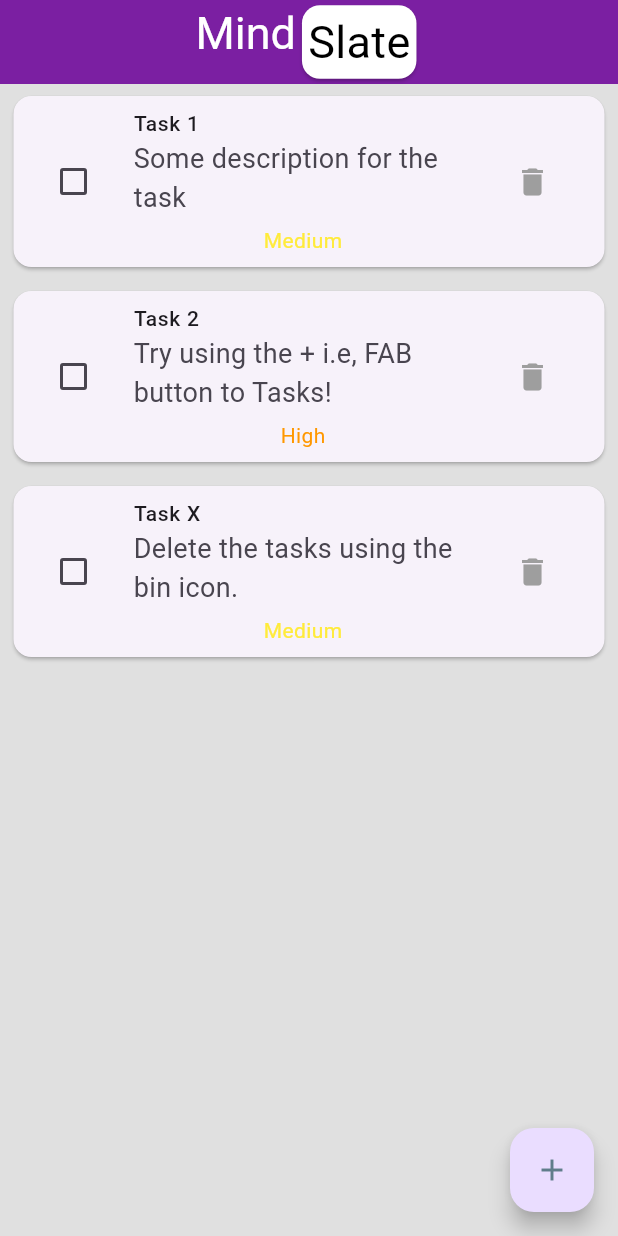
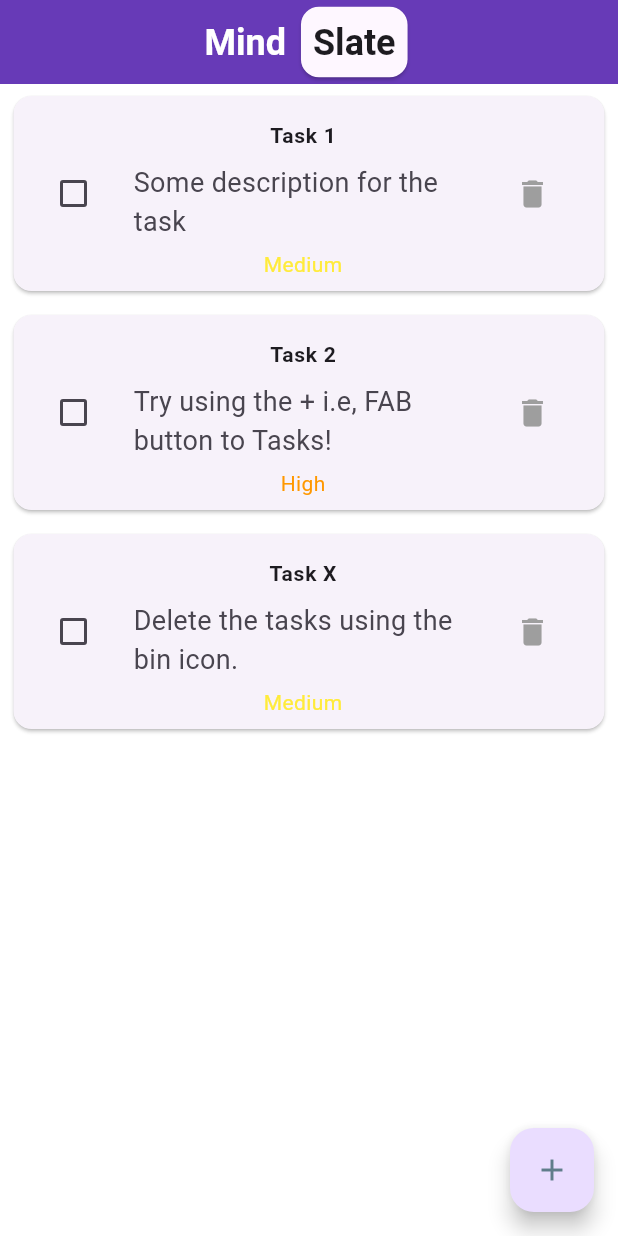
Before and after one commit to Pixel-Code-Hub206/MindSlate, a Flutter app: the screen it shows after launch, on a phone screen of 412 x 824 dp. Run offline on Flutter 3.47's test engine with Material 3 defaults, Android fonts, the phone set to English and light mode, and no system bars; our stand-ins replace device_preview; Roboto replaces fonts that are missing (Poppins).

Commit message:
Changed the ThemeData. Changed the AppBar Style. Changed the UI to be more adaptive

```diff
--- a/lib/pages/home_screen.dart
+++ b/lib/pages/home_screen.dart
@@ -25,40 +25,35 @@ class _HomeState extends State<Home> {
   @override
   Widget build(BuildContext context) {
     return Scaffold(
-        backgroundColor: Colors.grey[300],
+        backgroundColor: Theme.of(context).scaffoldBackgroundColor,
         appBar: AppBar(
-          title: Center(
-            child: RichText(
-               text: TextSpan(
-                    children:[
-                      TextSpan(
-                          text: "Mind",
-                          style: TextStyle(
-                            color: Colors.white,
-                            fontSize: 30.0,
+          // backgroundColor: Theme.of(context).colorScheme.onPrimary,
+          title: Row(
+            mainAxisAlignment: MainAxisAlignment.center,
+            children: [
+              Text(
+                  'Mind',
+                style: Theme.of(context).textTheme.headlineMedium?.copyWith(
+                  color: Theme.of(context).colorScheme.onPrimary,
+                  fontWeight: FontWeight.w600,
                 ),
               ),
-                      WidgetSpan(
-                        alignment: PlaceholderAlignment.middle,
-                        child: Card(
-                          color: Colors.white,
+              SizedBox(width: 6),
+              Card(
+                color: Theme.of(context).colorScheme.surface,
                child: Padding(
-                              padding: EdgeInsets.symmetric(vertical: 3.0, horizontal: 4.0),
+                 padding: const EdgeInsets.all(8.0),
                  child: Text(
-                                "Slate",
-                              style: TextStyle(
-                                fontSize: 30.0,
-                                color: Colors.black,
-                              ),
+                     'Slate',
+                   style: Theme.of(context).textTheme.headlineMedium?.copyWith(
+                     color: Theme.of(context).colorScheme.onSurface,
+                     fontWeight: FontWeight.w700,
                    ),
                  ),
                ),
               ),
             ],
           ),
-            ),
-          ),
-          backgroundColor: Colors.purple[700],
         ),
 
         body: ListView.builder(
@@ -74,15 +69,17 @@ class _HomeState extends State<Home> {
                         },
                     ),
 
-                      title: Text(
-                        _tasks[index].isTitle,   //Task Heading
-                        // style: TextStyle(  // //Optional if one wants to strike the headers
-                        //   fontSize: 18.0,
-                        //   decoration: _tasks[index].isDone  //If the task is finished
-                        //       ? TextDecoration.lineThrough    //Strike it!
-                        //       : TextDecoration.none,
-                        //   decorationThickness: _tasks[index].isDone ? 2 : null,
-                        // ),
+                      title: Padding(
+                        padding: const EdgeInsets.all(8.0),
+                        child: Align(
+                          alignment: Alignment.center,
+                          child: Text(
+                            _tasks[index].isTitle,
+                            style: TextStyle(
+                              fontWeight: FontWeight.bold,
+                            ),
+                          ),
+                        ),
                       ),
 
                     subtitle: Column(
--- a/lib/utils/theme/app_theme.dart
+++ b/lib/utils/theme/app_theme.dart
@@ -18,7 +18,7 @@ class AppTheme{
    useMaterial3: true,
    fontFamily: 'Poppins',
    brightness: Brightness.dark,
-   primaryColor: Colors.blue,
+   primaryColor: Colors.black,
    scaffoldBackgroundColor: Colors.black,
    textTheme: AppTextTheme.darkTextTheme,
    appBarTheme: MAppBarTheme.darkAppBarTheme,
--- a/lib/utils/theme/custom_themes/appBar_theme.dart
+++ b/lib/utils/theme/custom_themes/appBar_theme.dart
@@ -7,17 +7,17 @@ class MAppBarTheme{
   static const lightAppBarTheme = AppBarThemeData(
     elevation: 0,
     centerTitle: false,
-    backgroundColor: Colors.transparent,
-    surfaceTintColor: Colors.transparent,
+    backgroundColor: Colors.deepPurple,
+    // surfaceTintColor: Colors.transparent,
     iconTheme: IconThemeData(color: Colors.white, size: 24.0),
     titleTextStyle: TextStyle(fontSize: 24.0, fontWeight: FontWeight.w600, color: Colors.white),
   );
   static const darkAppBarTheme = AppBarThemeData(
     elevation: 0,
     centerTitle: false,
-    backgroundColor: Colors.transparent,
-    surfaceTintColor: Colors.transparent,
+    backgroundColor: Colors.purple,
+    // surfaceTintColor: Colors.transparent,
     iconTheme: IconThemeData(color: Colors.black, size: 24.0),
-    titleTextStyle: TextStyle(fontSize: 24.0, fontWeight: FontWeight.w600, color: Colors.black),
+    titleTextStyle: TextStyle(fontSize: 24.0, fontWeight: FontWeight.w600, color: Colors.white),
   );
 }
--- a/lib/utils/theme/custom_themes/checkbox_theme.dart
+++ b/lib/utils/theme/custom_themes/checkbox_theme.dart
@@ -8,7 +8,7 @@ class MCheckBoxTheme{
     //Placeholder for the Light theme
   );
 
-  static const DarkCheckBoxTheme = CheckboxThemeData(
+  static const darkCheckBoxTheme = CheckboxThemeData(
     //Placeholder for the dark theme
   );
 }
```
Lines whose indentation alone changed are shown as unchanged.
